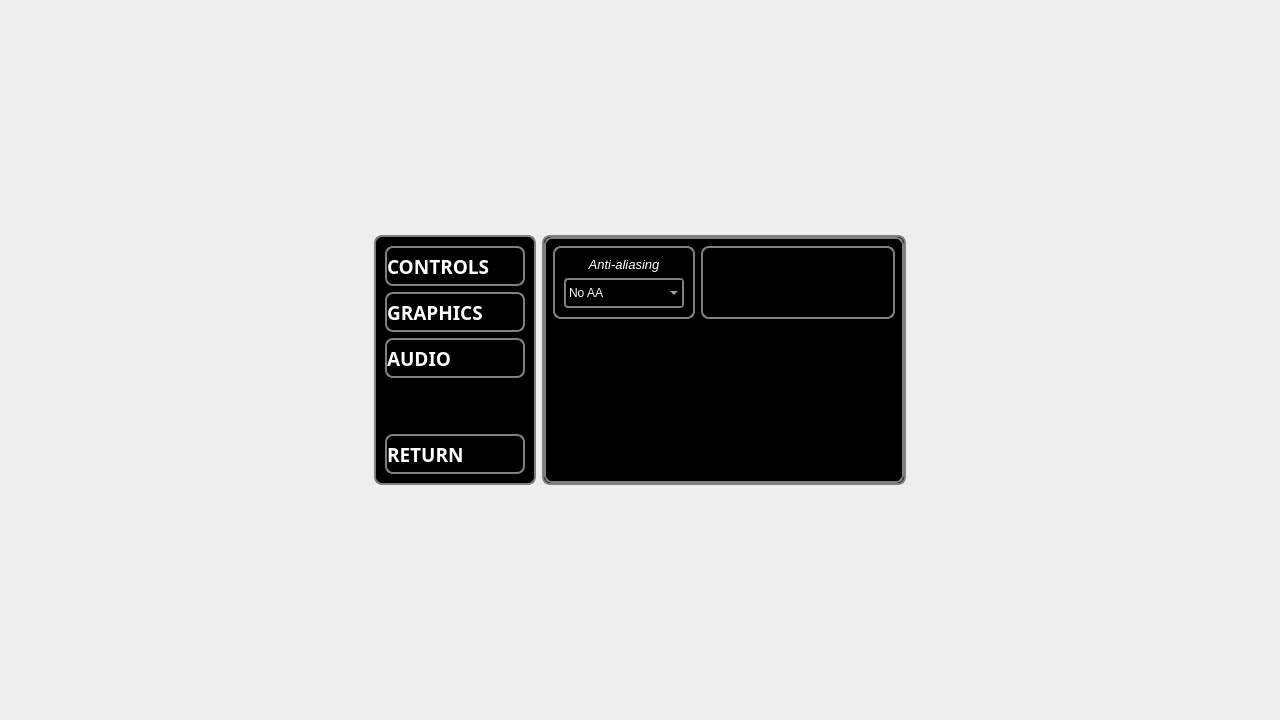
First picture: the form in interface/options.ui, repository StylishTriangles/Aurora, before the edit.
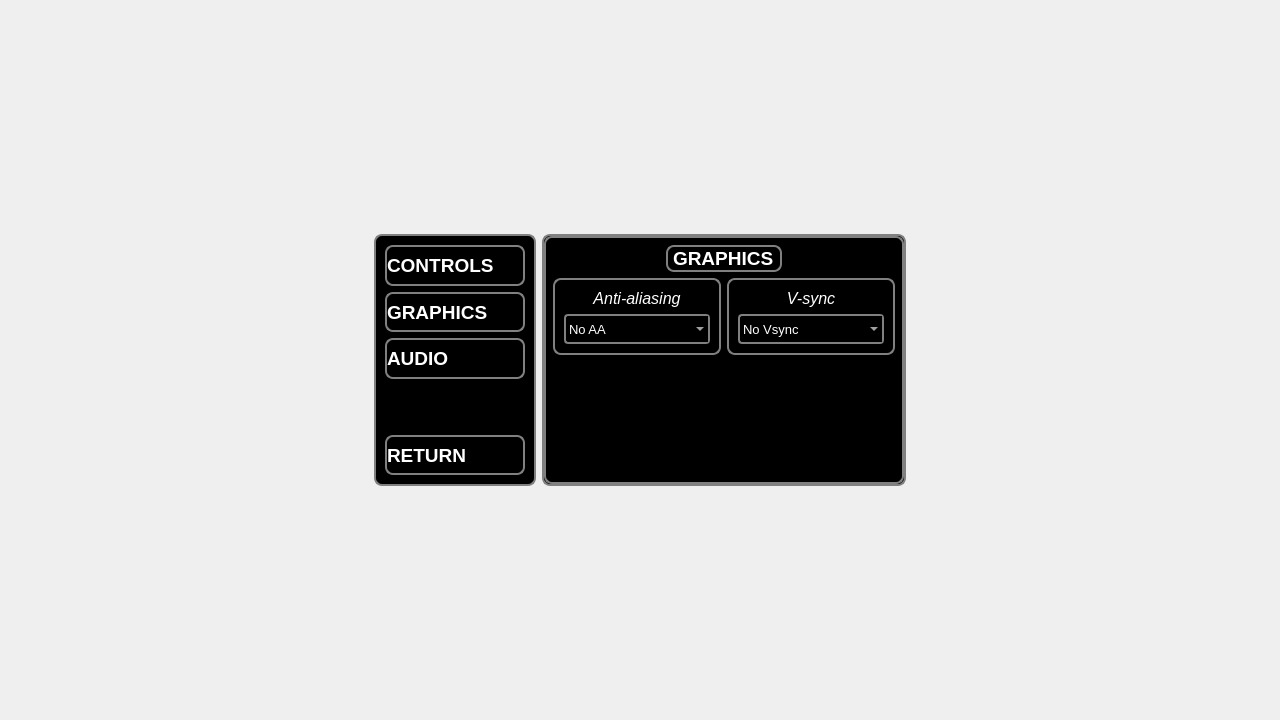
Second picture: the form after the edit. Icons and pictures are not drawn.

```diff
--- a/interface/options.ui
+++ b/interface/options.ui
@@ -119,6 +119,46 @@
       <enum>QFrame::Raised</enum>
      </property>
      <layout class="QGridLayout" name="gridLayout">
+      <item row="1" column="0">
+       <widget class="QPushButton" name="pushButton">
+        <property name="sizePolicy">
+         <sizepolicy hsizetype="Minimum" vsizetype="Preferred">
+          <horstretch>0</horstretch>
+          <verstretch>0</verstretch>
+         </sizepolicy>
+        </property>
+        <property name="minimumSize">
+         <size>
+          <width>140</width>
+          <height>40</height>
+         </size>
+        </property>
+        <property name="font">
+         <font>
+          <family>Leelawadee UI</family>
+          <pointsize>14</pointsize>
+          <weight>75</weight>
+          <bold>true</bold>
+         </font>
+        </property>
+        <property name="styleSheet">
+         <string notr="true"/>
+        </property>
+        <property name="text">
+         <string>CONTROLS</string>
+        </property>
+        <property name="icon">
+         <iconset resource="../icons.qrc">
+          <normaloff>:/interface/icons/controls0.png</normaloff>:/interface/icons/controls0.png</iconset>
+        </property>
+        <property name="iconSize">
+         <size>
+          <width>32</width>
+          <height>32</height>
+         </size>
+        </property>
+       </widget>
+      </item>
       <item row="5" column="0">
        <spacer name="verticalSpacer">
         <property name="orientation">
@@ -135,86 +175,6 @@
         </property>
        </spacer>
       </item>
-      <item row="1" column="0">
-       <widget class="QPushButton" name="pushButton">
-        <property name="sizePolicy">
-         <sizepolicy hsizetype="Minimum" vsizetype="Preferred">
-          <horstretch>0</horstretch>
-          <verstretch>0</verstretch>
-         </sizepolicy>
-        </property>
-        <property name="minimumSize">
-         <size>
-          <width>140</width>
-          <height>40</height>
-         </size>
-        </property>
-        <property name="font">
-         <font>
-          <family>Myriad Pro</family>
-          <pointsize>14</pointsize>
-          <weight>75</weight>
-          <bold>true</bold>
-         </font>
-        </property>
-        <property name="styleSheet">
-         <string notr="true"/>
-        </property>
-        <property name="text">
-         <string>CONTROLS</string>
-        </property>
-        <property name="icon">
-         <iconset resource="../icons.qrc">
-          <normaloff>:/interface/icons/controls0.png</normaloff>:/interface/icons/controls0.png</iconset>
-        </property>
-        <property name="iconSize">
-         <size>
-          <width>32</width>
-          <height>32</height>
-         </size>
-        </property>
-       </widget>
-      </item>
-      <item row="6" column="0">
-       <widget class="QPushButton" name="pushButton_4">
-        <property name="sizePolicy">
-         <sizepolicy hsizetype="Minimum" vsizetype="Preferred">
-          <horstretch>0</horstretch>
-          <verstretch>0</verstretch>
-         </sizepolicy>
-        </property>
-        <property name="minimumSize">
-         <size>
-          <width>140</width>
-          <height>40</height>
-         </size>
-        </property>
-        <property name="font">
-         <font>
-          <family>Myriad Pro</family>
-          <pointsize>14</pointsize>
-          <weight>75</weight>
-          <bold>true</bold>
-         </font>
-        </property>
-        <property name="styleSheet">
-         <string notr="true"/>
-        </property>
-        <property name="text">
-         <string>RETURN</string>
-        </property>
-        <property name="icon">
-         <iconset resource="../icons.qrc">
-          <normaloff>:/interface/icons/quit_alt0.png</normaloff>:/interface/icons/quit_alt0.png</iconset>
-        </property>
-        <property name="iconSize">
-         <size>
-          <width>32</width>
-          <height>32</height>
-         </size>
-        </property>
-       </widget>
-      </item>
       <item row="2" column="0">
        <widget class="QPushButton" name="pushButton_2">
         <property name="sizePolicy">
@@ -231,7 +191,7 @@
         </property>
         <property name="font">
          <font>
-          <family>Myriad Pro</family>
+          <family>Leelawadee UI</family>
           <pointsize>14</pointsize>
           <weight>75</weight>
           <bold>true</bold>
@@ -258,7 +218,7 @@
       <item row="3" column="0">
        <widget class="QPushButton" name="pushButton_3">
         <property name="sizePolicy">
-         <sizepolicy hsizetype="Minimum" vsizetype="Expanding">
+         <sizepolicy hsizetype="Minimum" vsizetype="Preferred">
           <horstretch>0</horstretch>
           <verstretch>0</verstretch>
          </sizepolicy>
@@ -271,7 +231,7 @@
         </property>
         <property name="font">
          <font>
-          <family>Myriad Pro</family>
+          <family>Leelawadee UI</family>
           <pointsize>14</pointsize>
           <weight>75</weight>
           <bold>true</bold>
@@ -295,6 +255,46 @@
         </property>
        </widget>
       </item>
+      <item row="6" column="0">
+       <widget class="QPushButton" name="pushButton_4">
+        <property name="sizePolicy">
+         <sizepolicy hsizetype="Minimum" vsizetype="Preferred">
+          <horstretch>0</horstretch>
+          <verstretch>0</verstretch>
+         </sizepolicy>
+        </property>
+        <property name="minimumSize">
+         <size>
+          <width>140</width>
+          <height>40</height>
+         </size>
+        </property>
+        <property name="font">
+         <font>
+          <family>Leelawadee UI</family>
+          <pointsize>14</pointsize>
+          <weight>75</weight>
+          <bold>true</bold>
+         </font>
+        </property>
+        <property name="styleSheet">
+         <string notr="true"/>
+        </property>
+        <property name="text">
+         <string>RETURN</string>
+        </property>
+        <property name="icon">
+         <iconset resource="../icons.qrc">
+          <normaloff>:/interface/icons/quit_alt0.png</normaloff>:/interface/icons/quit_alt0.png</iconset>
+        </property>
+        <property name="iconSize">
+         <size>
+          <width>32</width>
+          <height>32</height>
+         </size>
+        </property>
+       </widget>
+      </item>
      </layout>
     </widget>
    </item>
@@ -310,7 +310,6 @@
       <string notr="true">QObject{
 border: 2px solid gray;
 background: black;
-text-align: left;
 color: white;
 border-radius: 8px;
 }
@@ -351,8 +350,184 @@
       </widget>
      </widget>
      <widget class="QWidget" name="page_2">
-      <layout class="QFormLayout" name="formLayout">
+      <layout class="QGridLayout" name="gridLayout_3">
+       <item row="3" column="1">
+        <spacer name="verticalSpacer_5">
+         <property name="orientation">
+          <enum>Qt::Vertical</enum>
+         </property>
+         <property name="sizeHint" stdset="0">
+          <size>
+           <width>20</width>
+           <height>40</height>
+          </size>
+         </property>
+        </spacer>
+       </item>
+       <item row="0" column="3">
+        <spacer name="horizontalSpacer_4">
+         <property name="orientation">
+          <enum>Qt::Horizontal</enum>
+         </property>
+         <property name="sizeHint" stdset="0">
+          <size>
+           <width>105</width>
+           <height>20</height>
+          </size>
+         </property>
+        </spacer>
+       </item>
        <item row="0" column="0">
+        <spacer name="horizontalSpacer_3">
+         <property name="orientation">
+          <enum>Qt::Horizontal</enum>
+         </property>
+         <property name="sizeHint" stdset="0">
+          <size>
+           <width>105</width>
+           <height>20</height>
+          </size>
+         </property>
+        </spacer>
+       </item>
+       <item row="0" column="1" colspan="2">
+        <widget class="QLabel" name="label_3">
+         <property name="sizePolicy">
+          <sizepolicy hsizetype="Preferred" vsizetype="Preferred">
+           <horstretch>0</horstretch>
+           <verstretch>0</verstretch>
+          </sizepolicy>
+         </property>
+         <property name="font">
+          <font>
+           <family>Leelawadee UI</family>
+           <pointsize>14</pointsize>
+           <weight>75</weight>
+           <bold>true</bold>
+          </font>
+         </property>
+         <property name="styleSheet">
+          <string notr="true">QLabel {
+text-align: center;
+}</string>
+         </property>
+         <property name="text">
+          <string>GRAPHICS</string>
+         </property>
+        </widget>
+       </item>
+       <item row="4" column="1">
+        <spacer name="verticalSpacer_4">
+         <property name="orientation">
+          <enum>Qt::Vertical</enum>
+         </property>
+         <property name="sizeHint" stdset="0">
+          <size>
+           <width>20</width>
+           <height>40</height>
+          </size>
+         </property>
+        </spacer>
+       </item>
+       <item row="1" column="2" colspan="2">
+        <widget class="QFrame" name="frame_3">
+         <property name="sizePolicy">
+          <sizepolicy hsizetype="Minimum" vsizetype="Preferred">
+           <horstretch>0</horstretch>
+           <verstretch>1</verstretch>
+          </sizepolicy>
+         </property>
+         <property name="frameShape">
+          <enum>QFrame::StyledPanel</enum>
+         </property>
+         <property name="frameShadow">
+          <enum>QFrame::Raised</enum>
+         </property>
+         <layout class="QVBoxLayout" name="verticalLayout_2">
+          <item>
+           <widget class="QLabel" name="VSlabel">
+            <property name="sizePolicy">
+             <sizepolicy hsizetype="Preferred" vsizetype="Minimum">
+              <horstretch>0</horstretch>
+              <verstretch>0</verstretch>
+             </sizepolicy>
+            </property>
+            <property name="font">
+             <font>
+              <pointsize>12</pointsize>
+              <italic>true</italic>
+             </font>
+            </property>
+            <property name="layoutDirection">
+             <enum>Qt::LeftToRight</enum>
+            </property>
+            <property name="styleSheet">
+             <string notr="true">border: transparent;</string>
+            </property>
+            <property name="text">
+             <string>V-sync</string>
+            </property>
+            <property name="alignment">
+             <set>Qt::AlignCenter</set>
+            </property>
+           </widget>
+          </item>
+          <item>
+           <widget class="QComboBox" name="VSbox">
+            <property name="sizePolicy">
+             <sizepolicy hsizetype="Minimum" vsizetype="Minimum">
+              <horstretch>0</horstretch>
+              <verstretch>0</verstretch>
+             </sizepolicy>
+            </property>
+            <property name="minimumSize">
+             <size>
+              <width>120</width>
+              <height>30</height>
+             </size>
+            </property>
+            <property name="font">
+             <font>
+              <pointsize>10</pointsize>
+             </font>
+            </property>
+            <property name="styleSheet">
+             <string notr="true"/>
+            </property>
+            <item>
+             <property name="text">
+              <string>No Vsync</string>
+             </property>
+            </item>
+            <item>
+             <property name="text">
+              <string>Double Buffering</string>
+             </property>
+            </item>
+            <item>
+             <property name="text">
+              <string>Triple Buffering</string>
+             </property>
+            </item>
+           </widget>
+          </item>
+         </layout>
+        </widget>
+       </item>
+       <item row="2" column="1">
+        <spacer name="verticalSpacer_6">
+         <property name="orientation">
+          <enum>Qt::Vertical</enum>
+         </property>
+         <property name="sizeHint" stdset="0">
+          <size>
+           <width>20</width>
+           <height>40</height>
+          </size>
+         </property>
+        </spacer>
+       </item>
+       <item row="1" column="0" colspan="2">
         <widget class="QFrame" name="frame_2">
          <property name="sizePolicy">
           <sizepolicy hsizetype="Minimum" vsizetype="Minimum">
@@ -377,7 +552,7 @@
             </property>
             <property name="font">
              <font>
-              <pointsize>10</pointsize>
+              <pointsize>12</pointsize>
               <italic>true</italic>
              </font>
             </property>
@@ -409,6 +584,11 @@
               <height>30</height>
              </size>
             </property>
+            <property name="font">
+             <font>
+              <pointsize>10</pointsize>
+             </font>
+            </property>
             <property name="styleSheet">
              <string notr="true"/>
             </property>
@@ -437,22 +617,6 @@
          </layout>
         </widget>
        </item>
-       <item row="0" column="1">
-        <widget class="QFrame" name="frame_3">
-         <property name="sizePolicy">
-          <sizepolicy hsizetype="Minimum" vsizetype="Minimum">
-           <horstretch>0</horstretch>
-           <verstretch>0</verstretch>
-          </sizepolicy>
-         </property>
-         <property name="frameShape">
-          <enum>QFrame::StyledPanel</enum>
-         </property>
-         <property name="frameShadow">
-          <enum>QFrame::Raised</enum>
-         </property>
-        </widget>
-       </item>
       </layout>
      </widget>
      <widget class="QWidget" name="page_3">
```
Left out of the diff: 30 changed lines with no effect on the pictures.
